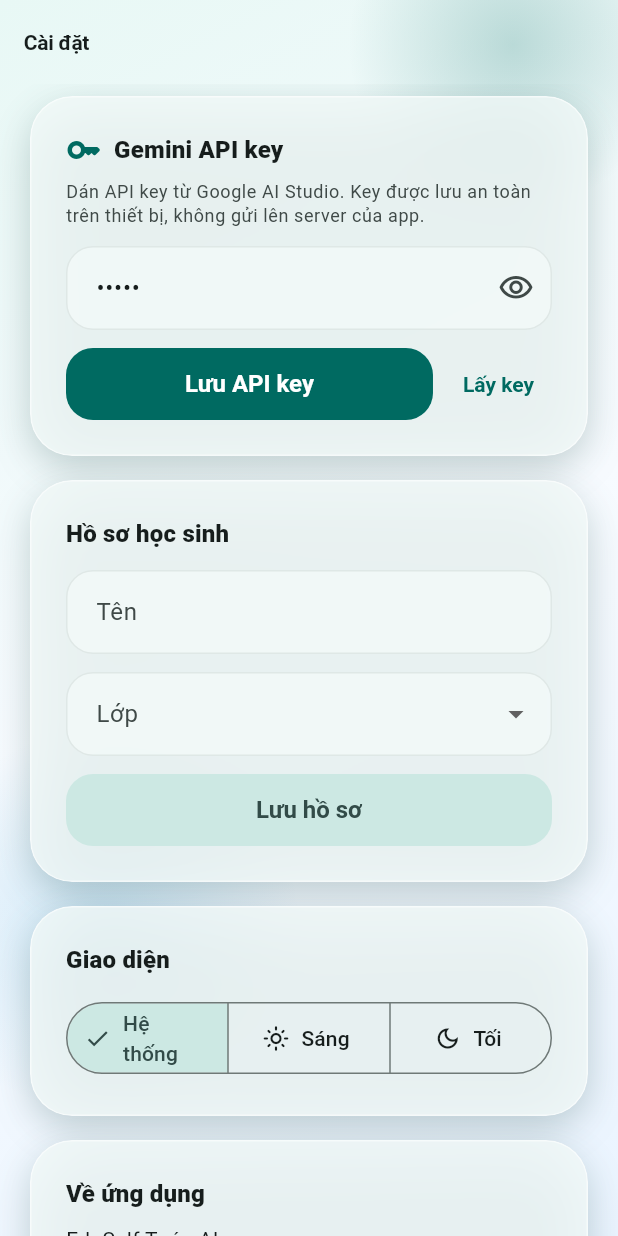
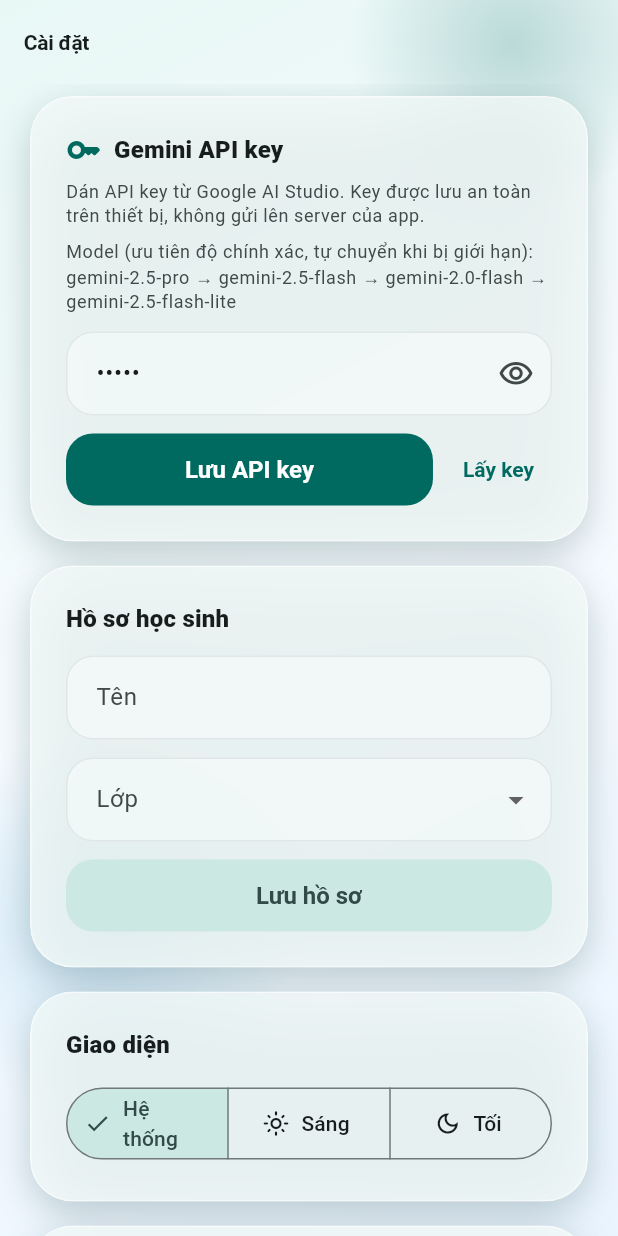
Before and after one commit to duong0411/smart_math, a Flutter app: the MathSettingsPage screen opened by its route, on a phone screen of 412 x 824 dp. Run offline on Flutter 3.47's test engine with Material 3 defaults, Android fonts, the phone set to English and light mode, and no system bars; our stand-ins replace file_picker, fl_chart, flutter_dotenv, flutter_riverpod, flutter_secure_storage, go_router and 2 more; missing offline and left inert: gpt_markdown, pdfrx; accounts and stored records are empty.

Commit message:
feat: multi-model Gemini failover and accuracy-focused prompts
Prefer Pro/Flash models with automatic fallback on rate limits, lower temperature, and tighter math tutoring prompts.

```diff
--- a/lib/core/config/app_config.dart
+++ b/lib/core/config/app_config.dart
@@ -3,14 +3,28 @@
 
 abstract final class AppConfig {
   static const appName = 'EduSelf Toán AI';
-  static const appVersion = '2.0.0';
+  static const appVersion = '2.1.0';
   static const appTagline =
       'Ứng dụng AI giám sát và hỗ trợ học sinh học tập môn Toán';
   static const storageMode = 'Local + Gemini API';
-  static const aiGatewayTimeout = Duration(seconds: 55);
+  static const aiGatewayTimeout = Duration(seconds: 70);
   static const _apiBaseUrlKey = 'API_BASE_URL';
   static const _apiAccessTokenKey = 'API_ACCESS_TOKEN';
   static const _geminiApiKeyKey = 'GEMINI_API_KEY';
+
+  /// Accuracy-first model chain. Each model has separate free-tier quota;
+  /// when one is rate-limited / overloaded the client fails over to the next.
+  ///
+  /// 1. gemini-2.5-pro — mạnh nhất về suy luận / toán
+  /// 2. gemini-2.5-flash — cân bằng độ chính xác & hạn mức
+  /// 3. gemini-2.0-flash — dự phòng ổn định
+  /// 4. gemini-2.5-flash-lite — hạn mức cao nhất (fallback cuối)
+  static const geminiModelChain = <String>[
+    'gemini-2.5-pro',
+    'gemini-2.5-flash',
+    'gemini-2.0-flash',
+    'gemini-2.5-flash-lite',
+  ];
 
   /// Default Cloudflare Workers API (legacy / optional).
   static const defaultApiBaseUrl = 'http://localhost:8787';
--- a/lib/features/math_ai/presentation/pages/math_practice_page.dart
+++ b/lib/features/math_ai/presentation/pages/math_practice_page.dart
@@ -67,15 +67,19 @@
     final result = await askMathAi(
       ref,
       userMessage: '''
-Hãy tạo ĐÚNG 1 bài tập Toán (chưa có đáp án) cho học sinh.
+Hãy tạo ĐÚNG 1 bài tập Toán (chưa có đáp án trong phần hiển thị cho học sinh) phù hợp lớp hiện tại.
 Chủ đề: $topic
 
-Trả lời CHỈ bằng JSON thuần (không markdown):
+Yêu cầu chất lượng:
+- Đề phải có nghiệm / đáp án xác định, không mâu thuẫn, vừa sức lớp.
+- Nêu rõ đơn vị / điều kiện nếu cần.
+- Dùng LaTeX \$...\$ hoặc \$\$...\$\$ cho biểu thức.
+
+Trả lời CHỈ bằng JSON thuần (không markdown, không code fence):
 {"topic":"...","question":"..."}
-Câu hỏi dùng LaTeX \$...\$ nếu cần.
 ''',
       extraSystemContext:
-          'Chế độ luyện tập: chỉ tạo 1 bài phù hợp lớp, vừa sức.',
+          'Chế độ luyện tập: chỉ tạo 1 bài đúng kiến thức, phù hợp lớp, vừa sức. Ưu tiên độ chính xác đề bài.',
     );
 
     if (!mounted) return;
@@ -188,15 +192,20 @@
     final result = await askMathAi(
       ref,
       userMessage: '''
-Chấm bài luyện tập Toán.
+Chấm bài luyện tập Toán — ưu tiên độ chính xác toán học.
 
 Đề: $_question
 Bài làm học sinh (text): $answerLabel$imageNote
 
-Trả lời CHỈ bằng JSON thuần (không markdown):
-{"correct":true/false,"feedback":"giải thích ngắn, chỉ ra lỗi nếu sai, gợi ý bước tiếp theo. Dùng LaTeX nếu cần."}
+Quy trình chấm:
+1. Tự giải đúng đề (không hiện hết cho học sinh nếu sai).
+2. So sánh với bài làm (text và/hoặc ảnh); đọc kỹ phép tính trên ảnh nếu có.
+3. correct=true chỉ khi kết quả cuối cùng đúng (chấp nhận dạng tương đương hợp lệ).
+4. Nếu sai: chỉ ra bước/lỗi cụ thể + gợi ý bước tiếp theo — chưa đưa đáp án đầy đủ trừ khi gần đúng.
+5. Dùng LaTeX trong feedback khi cần.
 
-Không đưa đáp án đầy đủ nếu học sinh sai — chỉ gợi ý trừ khi gần đúng.
+Trả lời CHỈ bằng JSON thuần (không markdown, không code fence):
+{"correct":true/false,"feedback":"..."}
 ''',
       image: hasImage
           ? GeminiImage(
@@ -204,7 +213,8 @@
               mimeType: _answerImageMime ?? 'image/jpeg',
             )
           : null,
-      extraSystemContext: 'Chế độ chấm luyện tập (text và/hoặc ảnh bài làm).',
+      extraSystemContext:
+          'Chế độ chấm luyện tập: tự giải để đối chiếu trước khi kết luận đúng/sai. Không bịa.',
     );
 
     if (!mounted) return;
--- a/lib/features/math_ai/presentation/pages/math_settings_page.dart
+++ b/lib/features/math_ai/presentation/pages/math_settings_page.dart
@@ -110,6 +110,15 @@
                     'Dán API key từ Google AI Studio. Key được lưu an toàn trên thiết bị, không gửi lên server của app.',
                     style: Theme.of(context).textTheme.bodySmall?.copyWith(
                           color: Theme.of(context).colorScheme.onSurfaceVariant,
+                        ),
+                  ),
+                  const SizedBox(height: 8),
+                  Text(
+                    'Model (ưu tiên độ chính xác, tự chuyển khi bị giới hạn):\n'
+                    '${AppConfig.geminiModelChain.join(' → ')}',
+                    style: Theme.of(context).textTheme.bodySmall?.copyWith(
+                          color: Theme.of(context).colorScheme.onSurfaceVariant,
+                          height: 1.35,
                         ),
                   ),
                   const SizedBox(height: 12),
```
Also changed, not shown: lib/core/ai/gemini_client.dart (+140 -33 lines), lib/features/math_ai/presentation/pages/math_monitor_page.dart (+9 -8 lines), lib/features/math_ai/presentation/providers/math_ai_providers.dart (+10 -2 lines), 2 other files.
